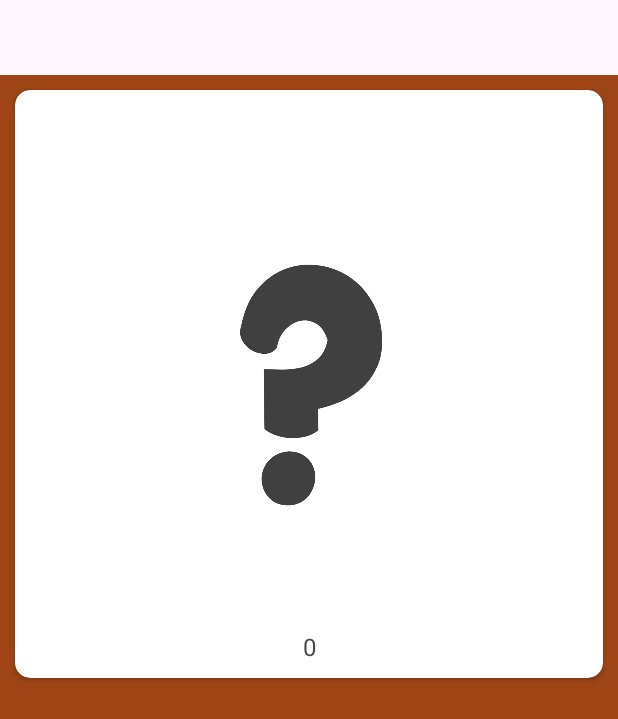
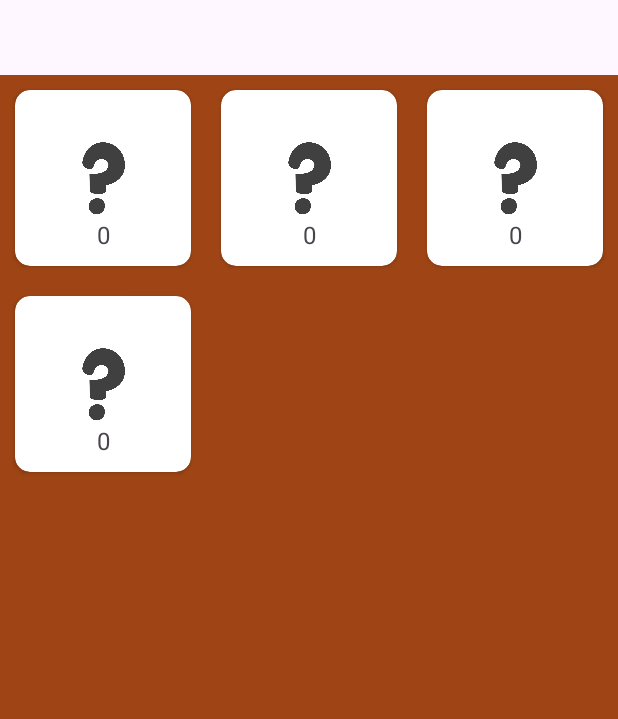
Before and after one commit to Anneliekevdk/BirdClicker, an Android app: the layout my_row.xml on its own in the app's theme, with its tools: preview values and no code run, on a phone screen of 412 x 824 dp. Shown: the top 719 px of the screen. Run offline under Robolectric (Android 15) with nearby library versions, the phone set to English and light mode, and no system bars.

```diff
--- a/app/src/main/java/com/example/mybird/CustomAdapter.java
+++ b/app/src/main/java/com/example/mybird/CustomAdapter.java
@@ -1,6 +1,7 @@
 package com.example.mybird;
 
 import android.content.Context;
+import android.util.DisplayMetrics;
 import android.view.LayoutInflater;
 import android.view.View;
 import android.view.ViewGroup;
@@ -19,12 +20,15 @@ public class CustomAdapter extends RecyclerView.Adapter<CustomAdapter.MyViewHold
     private List<String> uniqueTitles;
 
 
+
     CustomAdapter(Context context, ArrayList bird_id, ArrayList bird_img_title, ArrayList img) {
         this.context = context;
         this.bird_id = bird_id;
         this.bird_img_title = bird_img_title;
         this.img = img;
         this.uniqueTitles = new ArrayList<>();
+
+
     }
 
     @NonNull
@@ -38,6 +42,8 @@ public class CustomAdapter extends RecyclerView.Adapter<CustomAdapter.MyViewHold
 
     @Override
     public void onBindViewHolder(@NonNull MyViewHolder holder, int position) {
+//        holder.img_iv.setText(String.valueOf(bird_id.get(position)));
+        holder.bird_id_txt.setText(String.valueOf(bird_id.get(position)));
         //maak een legen array die alle titles stored want die zijn toch het zelfde
         //make a arraylist that stores the bird_img_title
         //and then make a array that checks of the bird_img_title is more then one's in the array.
--- a/app/src/main/java/com/example/mybird/OkkieDex.java
+++ b/app/src/main/java/com/example/mybird/OkkieDex.java
@@ -46,6 +46,7 @@ public class OkkieDex extends AppCompatActivity {
         xrossImageView.setOnClickListener(new View.OnClickListener() {
             @Override
             public void onClick(View view) {
+                Log.d("OkkieDex", "ImageView clicked");
                 finish(); // Close the activity when the ImageView is clicked
             }
         });
@@ -77,7 +78,6 @@ public class OkkieDex extends AppCompatActivity {
         recyclerView.setAdapter(customAdapter);
         recyclerView.setLayoutManager(new LinearLayoutManager(OkkieDex.this));
     }
-
     void storeDataInArray(){
         Cursor cursor = myDB.readAllData();
         if(cursor.getCount() == 0){
--- a/app/src/main/res/layout/my_row.xml
+++ b/app/src/main/res/layout/my_row.xml
@@ -41,7 +41,101 @@
 
     </androidx.cardview.widget.CardView>
 
+    <androidx.cardview.widget.CardView
+        android:layout_width="0dp"
+        android:layout_height="wrap_content"
+        android:layout_row="0"
+        android:layout_columnWeight="26.67"
+        android:padding="12dp"
+        app:cardCornerRadius="10dp"
+        android:layout_margin="10dp">
 
+        <ImageView
+            android:id="@+id/img_iv"
+            android:layout_width="match_parent"
+            android:layout_height="wrap_content"
+            android:layout_gravity="center_vertical"
+            android:adjustViewBounds="true"
+            android:scaleType="fitCenter"
+            android:src="@drawable/questionmark" />
+
+        <TextView
+            android:id="@+id/bird_id_txt"
+            android:layout_width="match_parent"
+            android:layout_height="wrap_content"
+            android:layout_alignParentBottom="true"
+            android:layout_centerHorizontal="true"
+            android:layout_gravity="bottom"
+            android:paddingBottom="10dp"
+            android:text="0"
+            android:textAlignment="center"
+            android:textSize="16sp" />
+
+    </androidx.cardview.widget.CardView>
+
+    <androidx.cardview.widget.CardView
+        android:layout_width="0dp"
+        android:layout_height="wrap_content"
+        android:layout_row="0"
+        android:layout_columnWeight="26.67"
+        android:padding="12dp"
+        app:cardCornerRadius="10dp"
+        android:layout_margin="10dp">
+
+        <ImageView
+            android:id="@+id/img_iv"
+            android:layout_width="match_parent"
+            android:layout_height="wrap_content"
+            android:layout_gravity="center_vertical"
+            android:adjustViewBounds="true"
+            android:scaleType="fitCenter"
+            android:src="@drawable/questionmark" />
+
+        <TextView
+            android:id="@+id/bird_id_txt"
+            android:layout_width="match_parent"
+            android:layout_height="wrap_content"
+            android:layout_alignParentBottom="true"
+            android:layout_centerHorizontal="true"
+            android:layout_gravity="bottom"
+            android:paddingBottom="10dp"
+            android:text="0"
+            android:textAlignment="center"
+            android:textSize="16sp" />
+
+    </androidx.cardview.widget.CardView>
+
+    <androidx.cardview.widget.CardView
+        android:layout_width="0dp"
+        android:layout_height="wrap_content"
+        android:layout_row="0"
+        android:layout_columnWeight="26.67"
+        android:padding="12dp"
+        app:cardCornerRadius="10dp"
+        android:layout_margin="10dp">
+
+        <ImageView
+            android:id="@+id/img_iv"
+            android:layout_width="match_parent"
+            android:layout_height="wrap_content"
+            android:layout_gravity="center_vertical"
+            android:adjustViewBounds="true"
+            android:scaleType="fitCenter"
+            android:src="@drawable/questionmark" />
+
+        <TextView
+            android:id="@+id/bird_id_txt"
+            android:layout_width="match_parent"
+            android:layout_height="wrap_content"
+            android:layout_alignParentBottom="true"
+            android:layout_centerHorizontal="true"
+            android:layout_gravity="bottom"
+            android:paddingBottom="10dp"
+            android:text="0"
+            android:textAlignment="center"
+            android:textSize="16sp" />
+
+    </androidx.cardview.widget.CardView>
 
     <!-- Repeat the above CardView and ImageView blocks for additional rows and ImageViews -->
 
```
